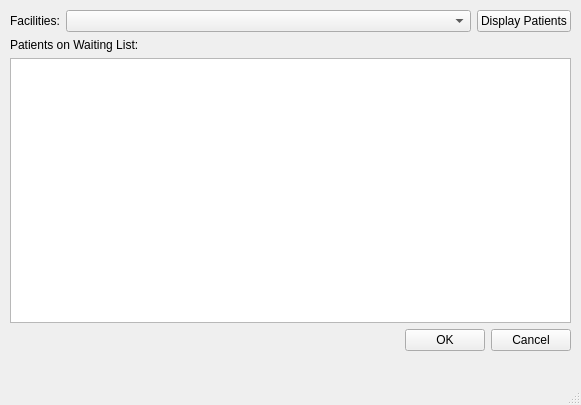
Before: the Qt Designer form assignbed.ui in hummushaman/EOBCproject, drawn with Qt 5.
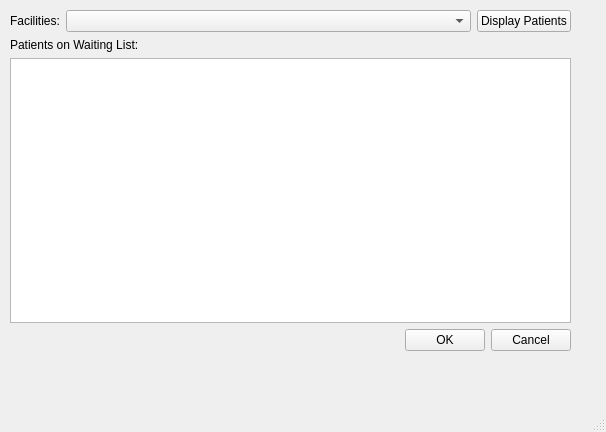
After: the same form once the commit is applied.

```diff
--- a/assignbed.ui
+++ b/assignbed.ui
@@ -6,15 +6,15 @@
    <rect>
     <x>0</x>
     <y>0</y>
-    <width>581</width>
-    <height>405</height>
+    <width>606</width>
+    <height>432</height>
    </rect>
   </property>
   <property name="windowTitle">
    <string>Assign a Patient a Bed</string>
   </property>
   <widget class="QWidget" name="centralwidget">
-   <widget class="QWidget" name="">
+   <widget class="QWidget" name="layoutWidget">
     <property name="geometry">
      <rect>
       <x>10</x>
```
Left out of the diff: 21 changed lines with no effect on the pictures.
